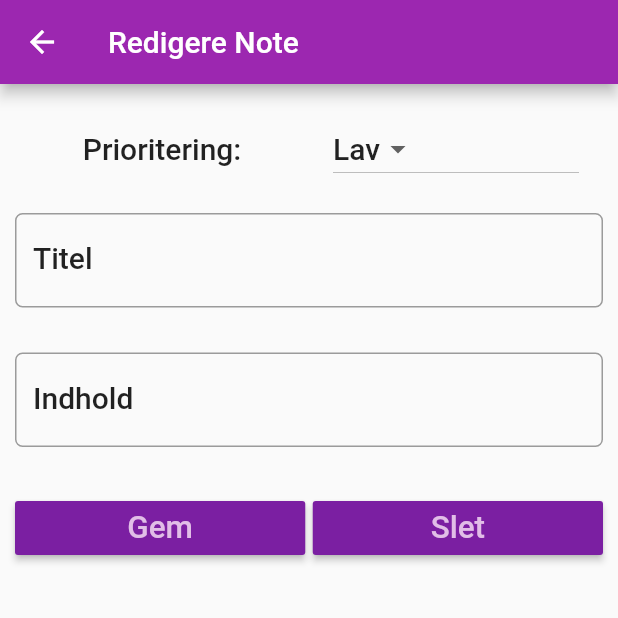
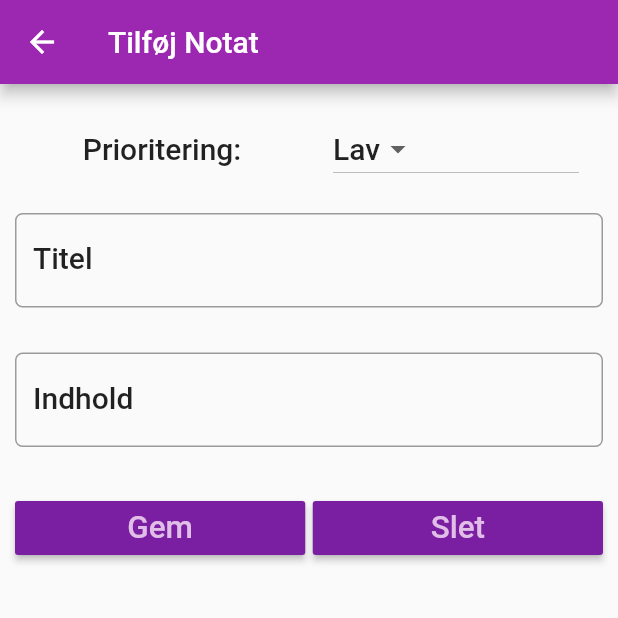
Before and after one commit to Wajiddat18c/Note_app, a Flutter app: the screen it shows after launch, after a tap on the "add" icon, on a phone screen of 412 x 824 dp, the top half of it. Run offline on Flutter 3.47's test engine with Material 2 defaults, Android fonts, the phone set to English and light mode, and no system bars.

```diff
--- a/lib/screens/note_detail.dart
+++ b/lib/screens/note_detail.dart
@@ -1,23 +1,41 @@
 import 'package:flutter/material.dart';
 
 class NoteDetail extends StatefulWidget {
+
+  String appBarTitle;
+
+  NoteDetail(this.appBarTitle);
+
   @override
-  _NoteDetailState createState() => _NoteDetailState();
+  _NoteDetailState createState() => _NoteDetailState(this.appBarTitle);
 }
 
 class _NoteDetailState extends State<NoteDetail> {
   static var _priorities = ["Høj", "Lav"];
 
+  String appBarTitle;
+
   TextEditingController titleController = TextEditingController();
   TextEditingController descriptionController = TextEditingController();
+
+  _NoteDetailState(this.appBarTitle);
 
   @override
   Widget build(BuildContext context) {
     TextStyle textStyle = Theme.of(context).textTheme.title;
 
-    return Scaffold(
+    return WillPopScope(
+
+      onWillPop: (){
+        moveToLastScreen();
+      },
+
+      child: Scaffold(
       appBar: AppBar(
-        title: Text("Redigere Note"),
+        title: Text(appBarTitle),
+        leading: IconButton(icon: Icon(Icons.arrow_back), onPressed: (){
+          moveToLastScreen();
+        }),
       ),
       body: Padding(
         padding: EdgeInsets.only(top: 15.0, left: 10.0, right: 10.0),
@@ -131,6 +149,9 @@ class _NoteDetailState extends State<NoteDetail> {
           ],
         ),
       ),
-    );
+    ));
+  }
+  void moveToLastScreen() {
+    Navigator.pop(context);
   }
 }
--- a/lib/screens/note_list.dart
+++ b/lib/screens/note_list.dart
@@ -18,10 +18,8 @@ class _NoteListState extends State<NoteList> {
       body: getNoteListView(),
       floatingActionButton: FloatingActionButton(onPressed: () {
          debugPrint("FAB clicked");
-         //navigate between screens
-         Navigator.push(context, MaterialPageRoute(builder: (context){
-           return NoteDetail();
-         }));
+
+         navigateToDetail("Tilføj Notat");
       },
         tooltip: "Tilføj ny Notat",
 
@@ -56,10 +54,20 @@ class _NoteListState extends State<NoteList> {
             ),
             onTap: () {
               debugPrint("tap");
+              navigateToDetail("Redigere Note");
             },
           ),
         );
       },
     );
   }
+
+
+  //navigate between screens
+  void navigateToDetail(String titel){
+    Navigator.push(context, MaterialPageRoute(builder: (context){
+      return NoteDetail(titel);
+    }));
+
+  }
 }
```
